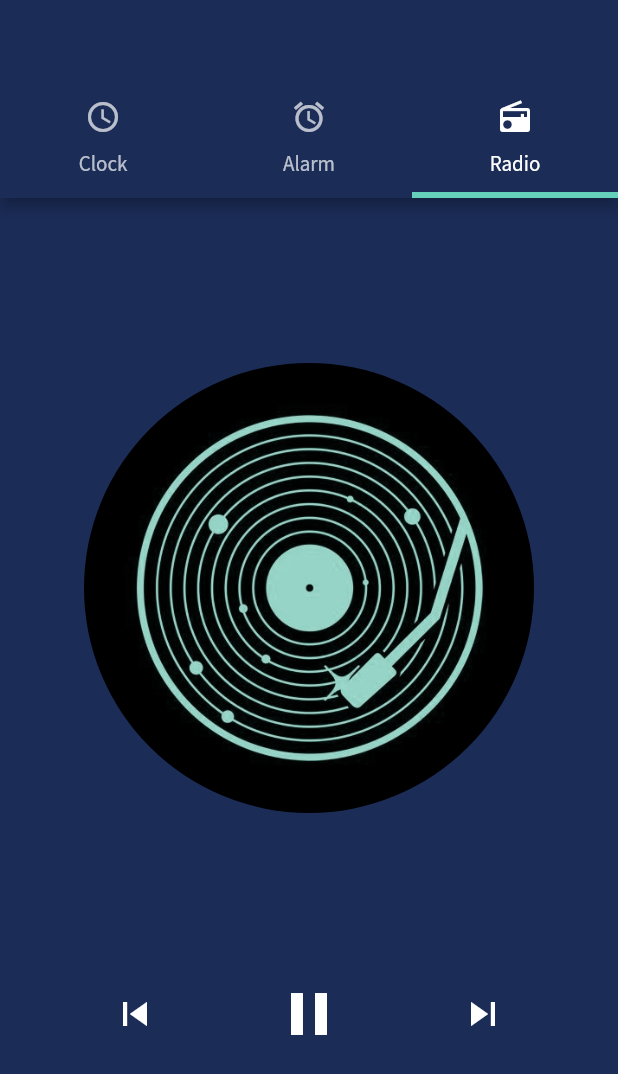
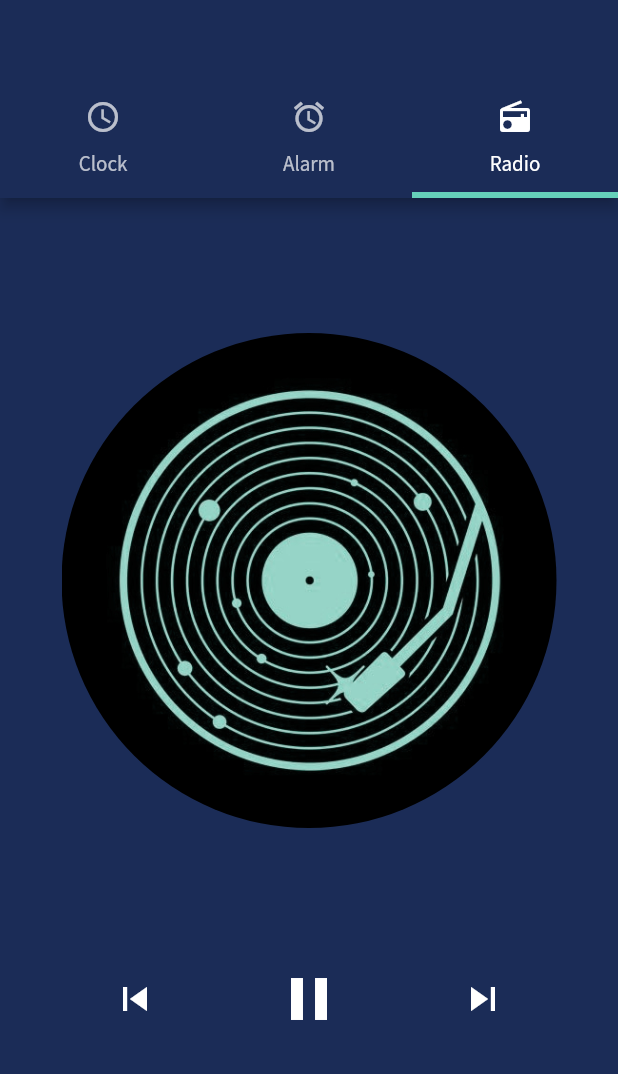
Before and after one commit to 4wangyu/morning, a Flutter app: the screen it shows after launch, tab 3 chosen, on a phone screen of 412 x 824 dp. Shown: the top 1074 px of the screen. Run offline on Flutter 3.47's test engine with Material 2 defaults, Android fonts, the phone set to English and light mode, and no system bars; our stand-ins replace audioplayers, fluttertoast; network calls fail.

Commit message:
style change

```diff
--- a/lib/screens/radio.dart
+++ b/lib/screens/radio.dart
@@ -37,7 +37,7 @@ class _RadioPageState extends State<RadioPage> with TickerProviderStateMixin {
           children: <Widget>[
             new Container(
               child: Vinyl(animation: _commonTween.animate(vinylController)),
-              margin: EdgeInsets.only(top: 100.0),
+              margin: EdgeInsets.only(top: 80.0),
             ),
             BottomControls()
           ],
--- a/lib/widgets/radio_control.dart
+++ b/lib/widgets/radio_control.dart
@@ -18,7 +18,7 @@ class BottomControls extends StatelessWidget {
         shadowColor: const Color(0x44000000),
         color: Theme.of(context).primaryColor,
         child: Padding(
-          padding: const EdgeInsets.symmetric(horizontal: 32.0, vertical: 100),
+          padding: const EdgeInsets.symmetric(horizontal: 32.0, vertical: 80),
           child: new Row(
             crossAxisAlignment: CrossAxisAlignment.center,
             mainAxisAlignment: MainAxisAlignment.spaceAround,
--- a/lib/widgets/vinyl.dart
+++ b/lib/widgets/vinyl.dart
@@ -9,8 +9,8 @@ class Vinyl extends AnimatedWidget {
     final Animation<double> animation = listenable;
     return new Container(
       margin: new EdgeInsets.symmetric(vertical: 10.0),
-      height: 300.0,
-      width: 300.0,
+      height: 330.0,
+      width: 330.0,
       child: new RotationTransition(
           turns: animation,
           child: new Container(
```
